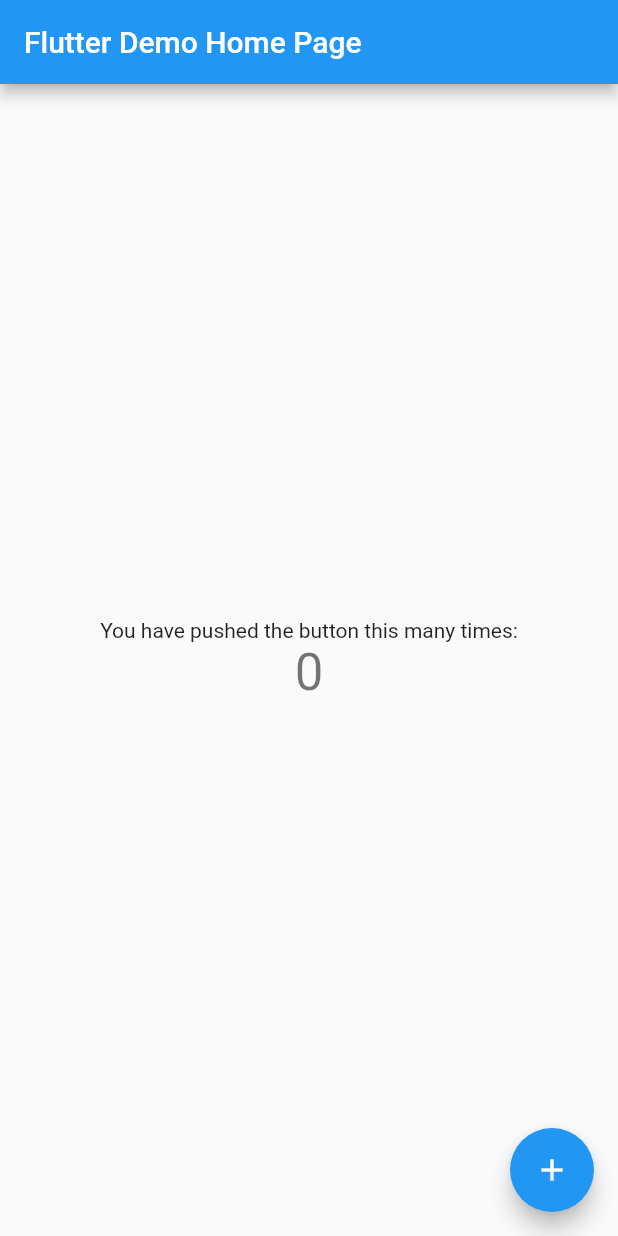
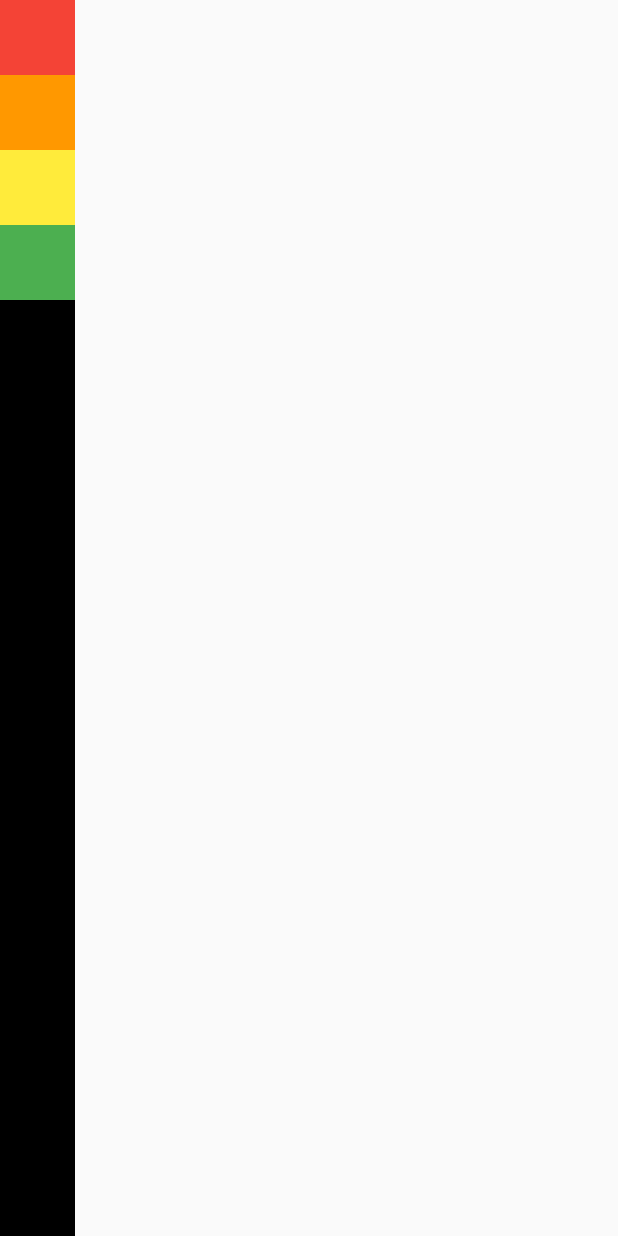
Before and after one commit to jyryuitpro/row_and_column, a Flutter app: the screen it shows after launch, on a phone screen of 412 x 824 dp. Run offline on Flutter 3.47's test engine with Material 2 defaults, Android fonts, the phone set to English and light mode, and no system bars.

Commit message:
세팅하기

```diff
--- a/lib/main.dart
+++ b/lib/main.dart
@@ -1,115 +1,10 @@
 import 'package:flutter/material.dart';
+import 'package:row_and_column/screen/home_screen.dart';
 
 void main() {
-  runApp(const MyApp());
+  runApp(
+    MaterialApp(
+      home: HomeScreen(),
+    ),
+  );
 }
-
-class MyApp extends StatelessWidget {
-  const MyApp({Key? key}) : super(key: key);
-
-  // This widget is the root of your application.
-  @override
-  Widget build(BuildContext context) {
-    return MaterialApp(
-      title: 'Flutter Demo',
-      theme: ThemeData(
-        // This is the theme of your application.
-        //
-        // Try running your application with "flutter run". You'll see the
-        // application has a blue toolbar. Then, without quitting the app, try
-        // changing the primarySwatch below to Colors.green and then invoke
-        // "hot reload" (press "r" in the console where you ran "flutter run",
-        // or simply save your changes to "hot reload" in a Flutter IDE).
-        // Notice that the counter didn't reset back to zero; the application
-        // is not restarted.
-        primarySwatch: Colors.blue,
-      ),
-      home: const MyHomePage(title: 'Flutter Demo Home Page'),
-    );
-  }
-}
-
-class MyHomePage extends StatefulWidget {
-  const MyHomePage({Key? key, required this.title}) : super(key: key);
-
-  // This widget is the home page of your application. It is stateful, meaning
-  // that it has a State object (defined below) that contains fields that affect
-  // how it looks.
-
-  // This class is the configuration for the state. It holds the values (in this
-  // case the title) provided by the parent (in this case the App widget) and
-  // used by the build method of the State. Fields in a Widget subclass are
-  // always marked "final".
-
-  final String title;
-
-  @override
-  State<MyHomePage> createState() => _MyHomePageState();
-}
-
-class _MyHomePageState extends State<MyHomePage> {
-  int _counter = 0;
-
-  void _incrementCounter() {
-    setState(() {
-      // This call to setState tells the Flutter framework that something has
-      // changed in this State, which causes it to rerun the build method below
-      // so that the display can reflect the updated values. If we changed
-      // _counter without calling setState(), then the build method would not be
-      // called again, and so nothing would appear to happen.
-      _counter++;
-    });
-  }
-
-  @override
-  Widget build(BuildContext context) {
-    // This method is rerun every time setState is called, for instance as done
-    // by the _incrementCounter method above.
-    //
-    // The Flutter framework has been optimized to make rerunning build methods
-    // fast, so that you can just rebuild anything that needs updating rather
-    // than having to individually change instances of widgets.
-    return Scaffold(
-      appBar: AppBar(
-        // Here we take the value from the MyHomePage object that was created by
-        // the App.build method, and use it to set our appbar title.
-        title: Text(widget.title),
-      ),
-      body: Center(
-        // Center is a layout widget. It takes a single child and positions it
-        // in the middle of the parent.
-        child: Column(
-          // Column is also a layout widget. It takes a list of children and
-          // arranges them vertically. By default, it sizes itself to fit its
-          // children horizontally, and tries to be as tall as its parent.
-          //
-          // Invoke "debug painting" (press "p" in the console, choose the
-          // "Toggle Debug Paint" action from the Flutter Inspector in Android
-          // Studio, or the "Toggle Debug Paint" command in Visual Studio Code)
-          // to see the wireframe for each widget.
-          //
-          // Column has various properties to control how it sizes itself and
-          // how it positions its children. Here we use mainAxisAlignment to
-          // center the children vertically; the main axis here is the vertical
-          // axis because Columns are vertical (the cross axis would be
-          // horizontal).
-          mainAxisAlignment: MainAxisAlignment.center,
-          children: <Widget>[
-            const Text(
-              'You have pushed the button this many times:',
-            ),
-            Text(
-              '$_counter',
-              style: Theme.of(context).textTheme.headline4,
-            ),
-          ],
-        ),
-      ),
-      floatingActionButton: FloatingActionButton(
-        onPressed: _incrementCounter,
-        tooltip: 'Increment',
-        child: const Icon(Icons.add),
-      ), // This trailing comma makes auto-formatting nicer for build methods.
-    );
-  }
-}
--- /dev/null
+++ b/lib/screen/home_screen.dart
@@ -0,0 +1,41 @@
+import 'package:flutter/material.dart';
+
+class HomeScreen extends StatelessWidget {
+  const HomeScreen({Key? key}) : super(key: key);
+
+  @override
+  Widget build(BuildContext context) {
+    return Scaffold(
+      body: SafeArea(
+        bottom: false,
+        child: Container(
+          color: Colors.black,
+          child: Column(
+            children: [
+              Container(
+                color: Colors.red,
+                width: 50.0,
+                height: 50.0,
+              ),
+              Container(
+                color: Colors.orange,
+                width: 50.0,
+                height: 50.0,
+              ),
+              Container(
+                color: Colors.yellow,
+                width: 50.0,
+                height: 50.0,
+              ),
+              Container(
+                color: Colors.green,
+                width: 50.0,
+                height: 50.0,
+              ),
+            ],
+          ),
+        ),
+      ),
+    );
+  }
+}
```
